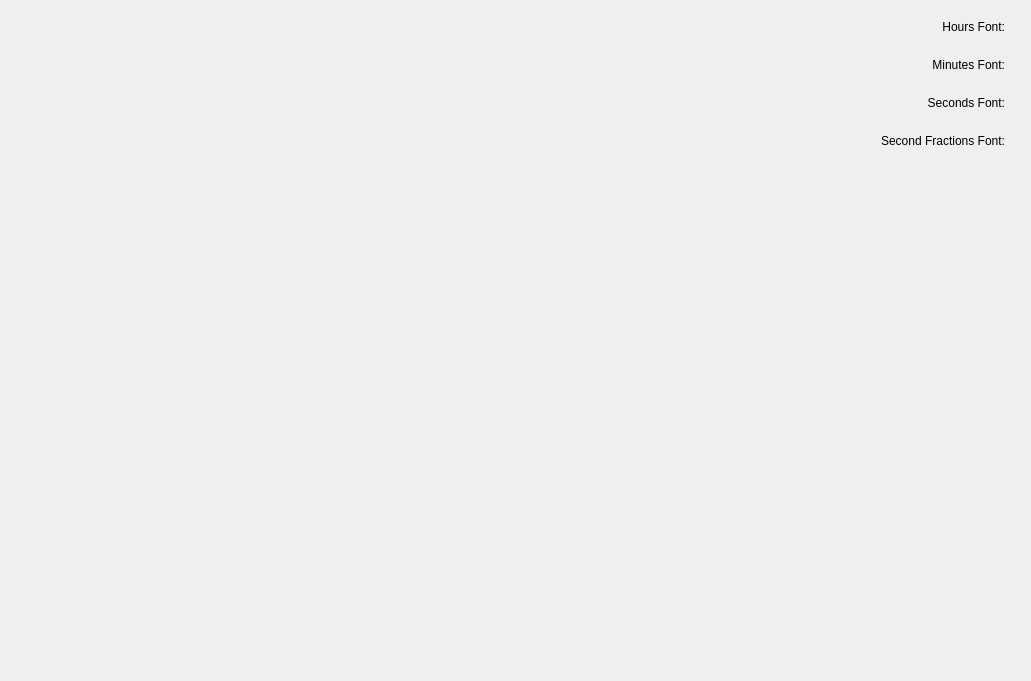
The window that src/gui/fontsettings.ui (KDE/kronometer) describes before a commit, drawn with Qt 5.
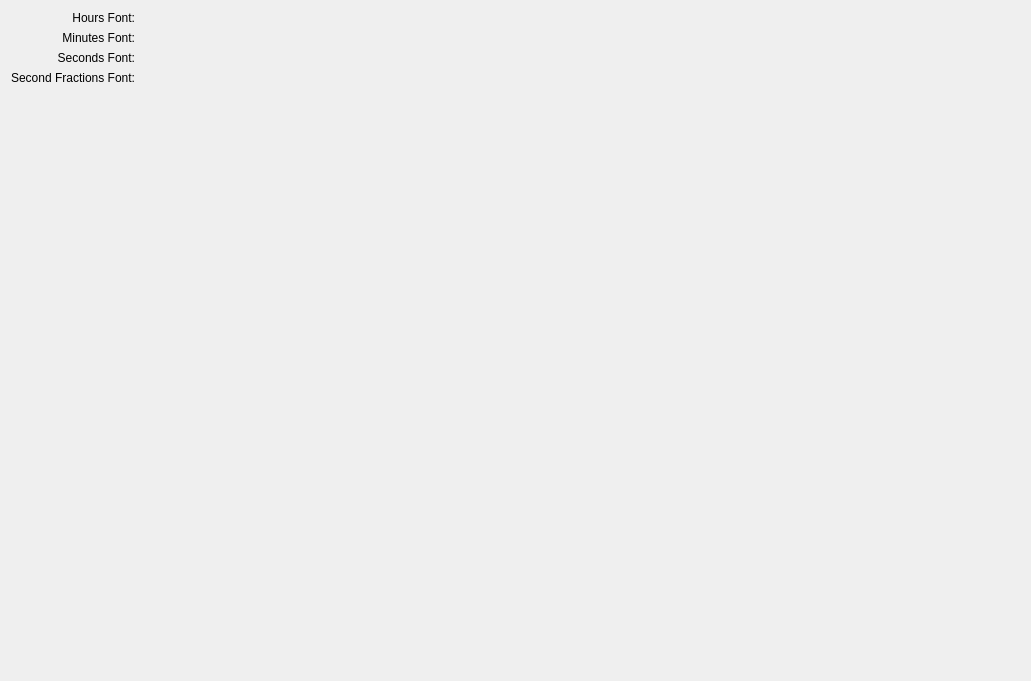
The same window after the commit. Custom widgets are drawn as their Qt base class.

Commit message: Improved the font settings dialog layout (anchored UI elements to top left).

The edit to the form file:
```diff
--- a/src/gui/fontsettings.ui
+++ b/src/gui/fontsettings.ui
@@ -10,9 +10,12 @@
     <height>681</height>
    </rect>
   </property>
+  <layout class="QVBoxLayout" name="verticalLayout_2">
+   <item>
+    <layout class="QHBoxLayout" name="horizontalLayout_5">
+     <item>
   <layout class="QVBoxLayout" name="verticalLayout">
    <item>
-    <widget class="QWidget" name="widget" native="true">
      <layout class="QHBoxLayout" name="horizontalLayout">
       <item>
        <widget class="QLabel" name="label">
@@ -44,11 +47,9 @@
        </widget>
       </item>
      </layout>
-    </widget>
    </item>
    <item>
-    <widget class="QWidget" name="widget_2" native="true">
-     <layout class="QHBoxLayout" name="horizontalLayout_3">
+        <layout class="QHBoxLayout" name="horizontalLayout_2">
       <item>
        <widget class="QLabel" name="label_2">
         <property name="text">
@@ -79,11 +80,9 @@
        </widget>
       </item>
      </layout>
-    </widget>
    </item>
    <item>
-    <widget class="QWidget" name="widget_3" native="true">
-     <layout class="QHBoxLayout" name="horizontalLayout_4">
+        <layout class="QHBoxLayout" name="horizontalLayout_3">
       <item>
        <widget class="QLabel" name="label_3">
         <property name="text">
@@ -114,11 +113,9 @@
        </widget>
       </item>
      </layout>
-    </widget>
    </item>
    <item>
-    <widget class="QWidget" name="widget_4" native="true">
-     <layout class="QHBoxLayout" name="horizontalLayout_5">
+        <layout class="QHBoxLayout" name="horizontalLayout_4">
       <item>
        <widget class="QLabel" name="label_4">
         <property name="text">
@@ -149,7 +146,23 @@
        </widget>
       </item>
      </layout>
-    </widget>
+       </item>
+      </layout>
+     </item>
+     <item>
+      <spacer name="horizontalSpacer">
+       <property name="orientation">
+        <enum>Qt::Horizontal</enum>
+       </property>
+       <property name="sizeHint" stdset="0">
+        <size>
+         <width>40</width>
+         <height>20</height>
+        </size>
+       </property>
+      </spacer>
+     </item>
+    </layout>
    </item>
    <item>
     <spacer name="verticalSpacer">
@@ -159,7 +172,7 @@
      <property name="sizeHint" stdset="0">
       <size>
        <width>20</width>
-       <height>262</height>
+       <height>278</height>
       </size>
      </property>
     </spacer>
```
Lines whose indentation alone changed are shown as unchanged.
